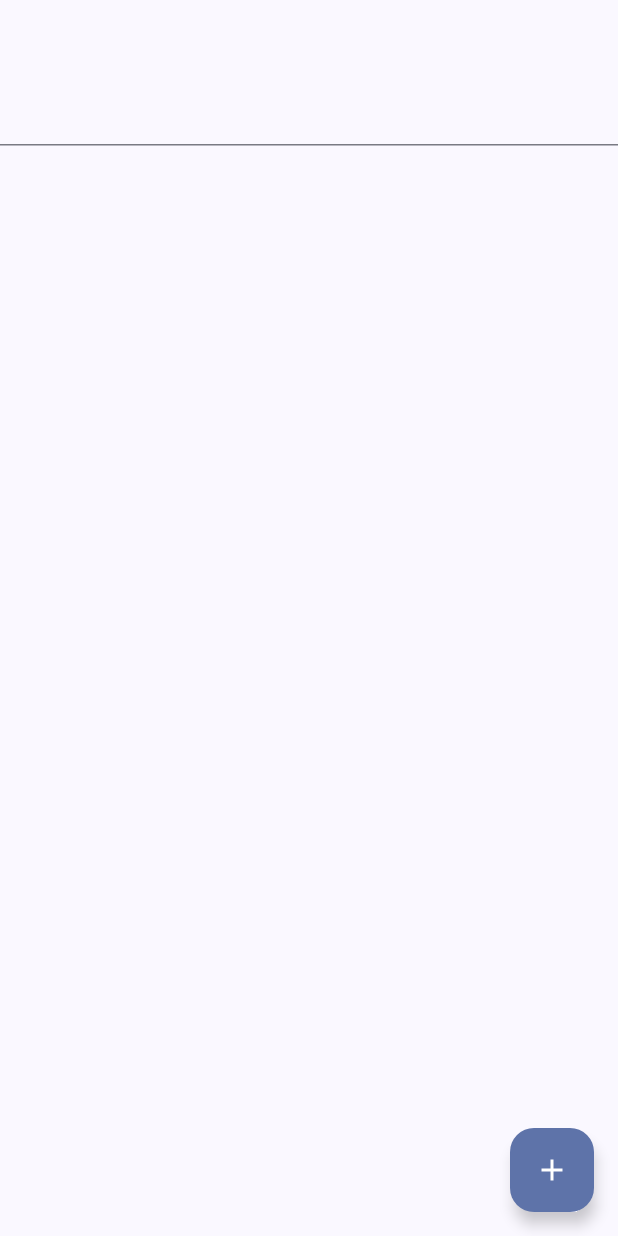
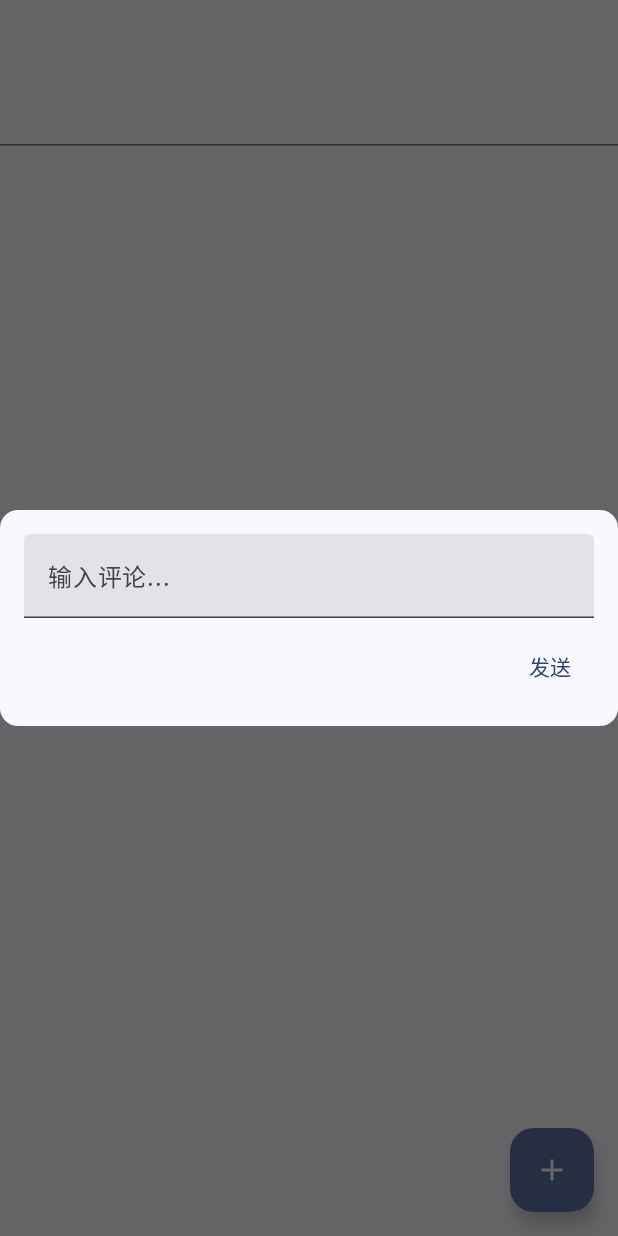
Before and after one commit to EZ-HKU/Poocano, an Android app built with Jetpack Compose: the composable PostScreen called with empty values, after a tap on "Reply", on a phone screen of 412 x 824 dp. Run offline under Robolectric (Android 15) with nearby library versions, the phone set to English and light mode, and no system bars.

Commit message:
添加 帖子回复功能

```diff
--- a/app/build.gradle.kts
+++ b/app/build.gradle.kts
@@ -12,8 +12,8 @@ android {
         applicationId = "com.ezteam.tripleuni"
         minSdk = 28
         targetSdk = 34
-        versionCode = 7
-        versionName = "0.3.4"
+        versionCode = 8
+        versionName = "0.4.0"
 
         testInstrumentationRunner = "androidx.test.runner.AndroidJUnitRunner"
         vectorDrawables {
@@ -82,6 +82,7 @@ dependencies {
     implementation(libs.androidx.material3)
     implementation(libs.okhttp)
     implementation(libs.accompanist.swiperefresh)
+    implementation (libs.material3)
     testImplementation(libs.junit)
     androidTestImplementation(libs.androidx.junit)
     androidTestImplementation(libs.androidx.espresso.core)
--- a/app/src/main/java/com/ezteam/tripleuni/MainScreen.kt
+++ b/app/src/main/java/com/ezteam/tripleuni/MainScreen.kt
@@ -68,7 +68,6 @@ fun extractPostMessages(postListItem: MutableList<PostItem>): MutableList<PostIt
             val isComplete = data.getBoolean("post_msg_short_is_complete")
             val uniPostID = data.getInt("uni_post_id")
             val commentNum = data.getInt("post_comment_num")
-
 
             postListItem.add(PostItem(postID, postMsg, longMsg, isComplete, uniPostID, commentNum))
         } catch (e: Exception) {
@@ -161,7 +160,6 @@ fun MainScreen(navigateToPostScreen: (Int, Int, String) -> Unit) {
                         client.updateTemp()
                     }
 
-
                 }) {
                 LazyColumn(
                     state = listState, modifier = Modifier
@@ -206,7 +204,7 @@ fun MainScreen(navigateToPostScreen: (Int, Int, String) -> Unit) {
                                             modifier = Modifier.align(Alignment.CenterVertically)
                                         )
                                         Text(
-                                            text = postItemOrigin.uniPostID.toString(),
+                                            text = postItemOrigin.commentNum.toString(),
                                             fontSize = 18.sp,
                                             fontWeight = FontWeight.Bold
                                         )
--- a/app/src/main/java/com/ezteam/tripleuni/PostScreen.kt
+++ b/app/src/main/java/com/ezteam/tripleuni/PostScreen.kt
@@ -1,5 +1,6 @@
 package com.ezteam.tripleuni
 
+import android.widget.Toast
 import androidx.compose.foundation.clickable
 import androidx.compose.foundation.layout.Column
 import androidx.compose.foundation.layout.IntrinsicSize
@@ -9,6 +10,7 @@ import androidx.compose.foundation.layout.fillMaxHeight
 import androidx.compose.foundation.layout.fillMaxWidth
 import androidx.compose.foundation.layout.height
 import androidx.compose.foundation.layout.padding
+import androidx.compose.foundation.layout.wrapContentHeight
 import androidx.compose.foundation.rememberScrollState
 import androidx.compose.foundation.verticalScroll
 import androidx.compose.material.icons.Icons
@@ -20,7 +22,10 @@ import androidx.compose.material3.HorizontalDivider
 import androidx.compose.material3.Icon
 import androidx.compose.material3.MaterialTheme
 import androidx.compose.material3.Scaffold
+import androidx.compose.material3.Surface
 import androidx.compose.material3.Text
+import androidx.compose.material3.TextButton
+import androidx.compose.material3.TextField
 import androidx.compose.material3.VerticalDivider
 import androidx.compose.runtime.Composable
 import androidx.compose.runtime.LaunchedEffect
@@ -28,16 +33,20 @@ import androidx.compose.runtime.getValue
 import androidx.compose.runtime.mutableStateOf
 import androidx.compose.runtime.remember
 import androidx.compose.runtime.setValue
+import androidx.compose.ui.Alignment
 import androidx.compose.ui.Modifier
 import androidx.compose.ui.graphics.Color
+import androidx.compose.ui.platform.LocalContext
 import androidx.compose.ui.tooling.preview.Preview
 import androidx.compose.ui.unit.dp
 import androidx.compose.ui.unit.sp
+import androidx.compose.ui.window.Dialog
 import com.ezteam.tripleuni.MyAppGlobals.client
 import kotlinx.coroutines.CoroutineScope
 import kotlinx.coroutines.Dispatchers
 import kotlinx.coroutines.delay
 import kotlinx.coroutines.launch
+import kotlinx.coroutines.withContext
 import org.json.JSONObject
 import java.net.URLDecoder
 import java.nio.charset.StandardCharsets
@@ -188,6 +197,61 @@ fun NonLazyCommentList(commentListItem: List<CommentItem>) {
     }
 }
 
+@Composable
+fun ReplyDialog(onDismissRequest: () -> Unit, postID: String, commentListItem: CommentListItem) {
+    val context = LocalContext.current
+    Dialog(onDismissRequest = onDismissRequest) {
+        // 使用Surface来给对话框添加圆角和背景色
+        Surface(
+            shape = MaterialTheme.shapes.medium, // 圆角
+            modifier = Modifier
+                .fillMaxWidth()
+                .wrapContentHeight()
+        ) {
+            Column(
+                modifier = Modifier.padding(16.dp)
+            ) {
+                var textInput by remember { mutableStateOf("") }
+
+                // 文本输入框
+                TextField(value = textInput,
+                    onValueChange = { textInput = it },
+                    modifier = Modifier.fillMaxWidth(),
+                    placeholder = { Text("输入评论...") })
+
+                Spacer(modifier = Modifier.height(8.dp))
+
+                // 发送按钮
+                Row(
+                    modifier = Modifier.align(Alignment.End),
+                    verticalAlignment = Alignment.CenterVertically
+                ) {
+                    TextButton(onClick = {
+                        CoroutineScope(Dispatchers.IO).launch {
+                            withContext(Dispatchers.Main) {
+                                Toast.makeText(context, "正在发送", Toast.LENGTH_SHORT).show()
+                            }
+                            val isReply = client.sendComment(textInput, postID)
+                            commentListItem.setCommentList(
+                                client.getDetail(postID)?.let { CommentListItem.fromJson(it) }
+                                    ?.getCommentList() ?: mutableListOf()
+                            )
+                            if (isReply) {
+                                onDismissRequest()
+                                withContext(Dispatchers.Main) {
+                                    Toast.makeText(context, "发送成功", Toast.LENGTH_SHORT).show()
+                                }
+                            }
+                        }
+                    }) {
+                        Text("发送")
+                    }
+                }
+            }
+        }
+    }
+}
+
 
 @Composable
 fun PostScreen(
@@ -196,6 +260,8 @@ fun PostScreen(
     val decodedId = URLDecoder.decode(id, StandardCharsets.UTF_8.toString())
     val decodedLongMsg = URLDecoder.decode(longMsg, StandardCharsets.UTF_8.toString())
     var commentListItem by remember { mutableStateOf(CommentListItem()) }
+    var showDialog by remember { mutableStateOf(false) }
+
 
     LaunchedEffect(Unit) {
         delay(200)
@@ -209,12 +275,15 @@ fun PostScreen(
 
     Scaffold(floatingActionButton = {
         FloatingActionButton(onClick = {
-            //TODO("回复评论")
+            showDialog = true
         }) {
             // FloatingActionButton的内容
             Icon(Icons.Filled.Add, contentDescription = "Reply")
         }
     }, content = { innerPadding ->
+        if (showDialog) {
+            ReplyDialog(onDismissRequest = { showDialog = false }, postID, commentListItem)
+        }
         Column(modifier = Modifier.padding(innerPadding)) {
             Row {
                 Text(
--- a/gradle/libs.versions.toml
+++ b/gradle/libs.versions.toml
@@ -9,6 +9,7 @@ espressoCore = "3.5.1"
 lifecycleRuntimeKtx = "2.7.0"
 activityCompose = "1.8.2"
 composeBom = "2024.03.00"
+material3 = "1.2.1"
 navigationFragment = "2.7.7"
 okhttp = "4.12.0"
 
@@ -35,6 +36,7 @@ androidx-ui-tooling-preview = { group = "androidx.compose.ui", name = "ui-toolin
 androidx-ui-test-manifest = { group = "androidx.compose.ui", name = "ui-test-manifest" }
 androidx-ui-test-junit4 = { group = "androidx.compose.ui", name = "ui-test-junit4" }
 androidx-material3 = { group = "androidx.compose.material3", name = "material3" }
+material3 = { module = "androidx.compose.material3:material3", version.ref = "material3" }
 okhttp = { module = "com.squareup.okhttp3:okhttp", version.ref = "okhttp" }
 
 [plugins]
```
Also changed, not shown: app/src/main/java/com/ezteam/tripleuni/TripleClient.kt (+23 -1 lines).
